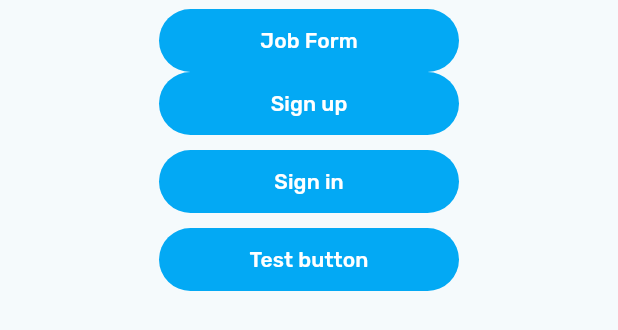
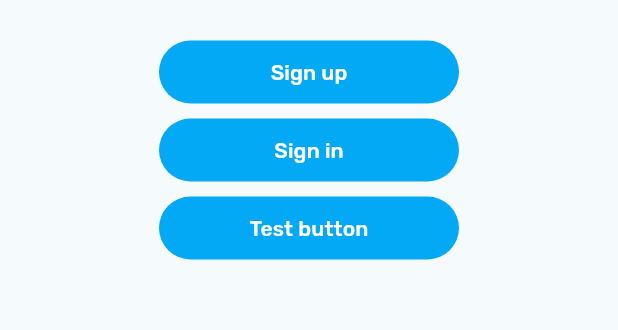
Before and after one commit to crhsidea/tamuhack24, a Flutter app: the OnboardingMenuTray widget shown alone on an empty page, opened directly, on a phone screen of 412 x 824 dp. Shown: the top 330 px of the screen. Run offline on Flutter 3.47's test engine with Material 3 defaults, Android fonts, the phone set to English and light mode, and no system bars; our stand-ins replace file_picker, modal_bottom_sheet, persistent_bottom_nav_bar, supabase_flutter; missing offline and left inert: current_location, dynamic_form; accounts and stored records are empty; network calls fail.

Commit message:
Disable unused job listing creation form

```diff
--- a/lib/widgets/onboarding_menu_tray.dart
+++ b/lib/widgets/onboarding_menu_tray.dart
@@ -1,5 +1,5 @@
 import 'package:flacktest/backend/application.dart';
-import 'package:flacktest/pages/jobform.dart';
+// import 'package:flacktest/pages/jobform.dart';
 import 'package:flacktest/pages/signin.dart';
 import 'package:flacktest/pages/signup.dart';
 import 'package:flutter/material.dart';
@@ -20,22 +20,22 @@ class OnboardingMenuTray extends StatelessWidget {
         child: Column(
           mainAxisAlignment: MainAxisAlignment.center,
           children: [
-            SizedBox(
-              width: 200,
-              height: 42,
-              child: TextButton(
-                  child: const Text("Job Form",
-                      style: const TextStyle(color: Colors.white)),
-                  style: ButtonStyle(
-                      backgroundColor:
-                          MaterialStatePropertyAll<Color>(Colors.lightBlue)),
-                  onPressed: () {
-                    Navigator.push(
-                      context,
-                      MaterialPageRoute(builder: (context) => JobForm()),
-                    );
-                  }),
-            ),
+            // SizedBox(
+            //   width: 200,
+            //   height: 42,
+            //   child: TextButton(
+            //       child: const Text("Job Form",
+            //           style: const TextStyle(color: Colors.white)),
+            //       style: ButtonStyle(
+            //           backgroundColor:
+            //               MaterialStatePropertyAll<Color>(Colors.lightBlue)),
+            //       onPressed: () {
+            //         Navigator.push(
+            //           context,
+            //           MaterialPageRoute(builder: (context) => JobForm()),
+            //         );
+            //       }),
+            // ),
             SizedBox(
               width: 200,
               height: 42,
```
Also changed, not shown: lib/pages/jobform.dart (+34 -27 lines).
